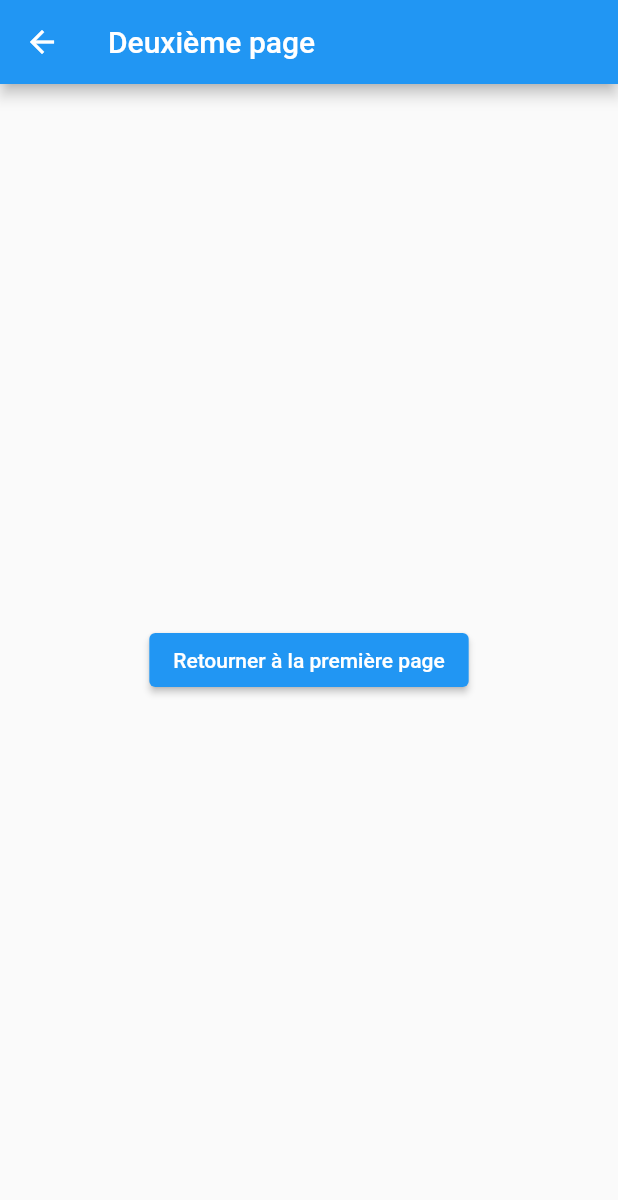
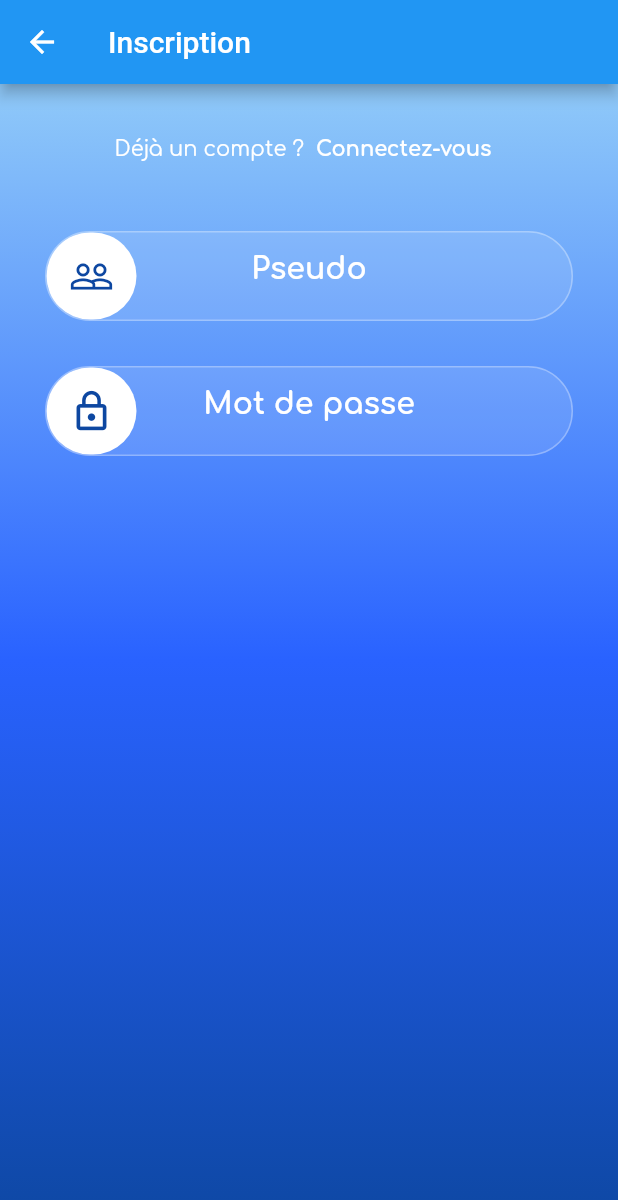
Before and after one commit to davipro34/demologin_app, a Flutter app: the SignupPage screen opened directly, on a phone screen of 412 x 824 dp. Shown: the top 1200 px of the screen. Run offline on Flutter 3.47's test engine with Material 2 defaults, Android fonts, the phone set to English and light mode, and no system bars; our stand-ins replace google_fonts.

Commit message:
signup_page, topSection, backButton and inputSection are created,

```diff
--- a/lib/signup_page.dart
+++ b/lib/signup_page.dart
@@ -1,4 +1,5 @@
 import 'package:flutter/material.dart';
+import 'package:google_fonts/google_fonts.dart';
 
 class SignupPage extends StatelessWidget {
   const SignupPage({super.key});
@@ -7,16 +8,160 @@ class SignupPage extends StatelessWidget {
   Widget build(BuildContext context) {
     return Scaffold(
       appBar: AppBar(
-        title: const Text('Deuxième page'),
+        title: const Text('Inscription'),
       ),
-      body: Center(
-        child: ElevatedButton(
-          onPressed: () {
-            Navigator.pop(context);
-          },
-         child: const Text('Retourner à la première page'),
+      body: Container(
+        decoration: BoxDecoration(
+          gradient: LinearGradient(
+            begin: Alignment.topCenter,
+            end: Alignment.bottomCenter,
+            colors: <Color>[
+              Colors.blue[200]!,
+              Colors.blueAccent[700]!,
+              Colors.blue[900]!,
+            ],
+          ),
+        ),
+        child: Column(
+            children: [
+              topSection,
+              inputSection,
+            ],
+          ),
+      ),
+    );
+  }
+}
+
+Widget topSection = Container(
+  margin: const EdgeInsets.fromLTRB(0, 20, 0, 0),
+  child: Row(
+    mainAxisAlignment: MainAxisAlignment.center,
+    children: [
+      Text(
+        'Déjà un compte ?',
+        style: GoogleFonts.comfortaa(color: Colors.white),
+      ),
+      const BackButton(),
+    ],
+  ),
+);
+
+class BackButton extends StatelessWidget {
+  const BackButton({super.key});
+
+  @override
+  Widget build(BuildContext context) {
+    return TextButton(
+      onPressed: () {
+        Navigator.pop(context);
+      },
+      child: Text(
+        'Connectez-vous',
+        style: GoogleFonts.comfortaa(
+          color: Colors.white,
+          fontWeight: FontWeight.bold,
         ),
       ),
     );
   }
 }
+
+Widget inputSection = Container(
+  margin: const EdgeInsets.all(30),
+  child: Column(
+    children: [
+      Container(
+        decoration: BoxDecoration(
+          color: Colors.white.withOpacity(0.1),
+          borderRadius: BorderRadius.circular(30),
+          border: Border.all(width: 1, color: Colors.white30),
+        ),
+        height: 60,
+        child: Row(
+          children: [
+            Container(
+              height: 60,
+              width: 60,
+              decoration: BoxDecoration(
+                color: Colors.white,
+                borderRadius: BorderRadius.circular(30),
+              ),
+              child: Icon(
+                Icons.people_outline,
+                size: 30,
+                color: Colors.blue[900],
+              ),
+            ),
+            Container(
+                height: 60,
+                width: 230,
+                child: TextField(
+                  textAlign: TextAlign.center,
+                  obscureText: false,
+                  style: GoogleFonts.comfortaa(
+                    fontSize: 20,
+                    color: Colors.white,
+                    fontWeight: FontWeight.bold,
+                  ),
+                  decoration: InputDecoration(
+                    hintText: 'Pseudo',
+                    hintStyle: GoogleFonts.comfortaa(
+                      color: Colors.white,
+                    ),
+                    border: InputBorder.none,
+                  ),
+                ),
+              ),
+          ],
+        ),
+      ),
+      const SizedBox(height: 30),
+      Container(
+        height: 60,
+        decoration: BoxDecoration(
+          color: Colors.white.withOpacity(0.1),
+          borderRadius: BorderRadius.circular(30),
+          border: Border.all(width: 1, color: Colors.white30),
+        ),
+        child: Row(
+          children: [
+            Container(
+              height: 60,
+              width: 60,
+              decoration: BoxDecoration(
+                color: Colors.white,
+                borderRadius: BorderRadius.circular(30),
+              ),
+              child: Icon(
+                Icons.lock_outline,
+                size: 30,
+                color: Colors.blue[900],
+              ),
+            ),
+            Container(
+                height: 60,
+                width: 230,
+                child: TextField(
+                  textAlign: TextAlign.center,
+                  obscureText: true,
+                  style: GoogleFonts.comfortaa(
+                    fontSize: 20,
+                    color: Colors.white,
+                    fontWeight: FontWeight.bold,
+                  ),
+                  decoration: InputDecoration(
+                    hintText: 'Mot de passe',
+                    hintStyle: GoogleFonts.comfortaa(
+                      color: Colors.white,
+                    ),
+                    border: InputBorder.none,
+                  ),
+                ),
+              ),
+          ],
+        ),
+      ),
+    ],
+  ),
+);
```
